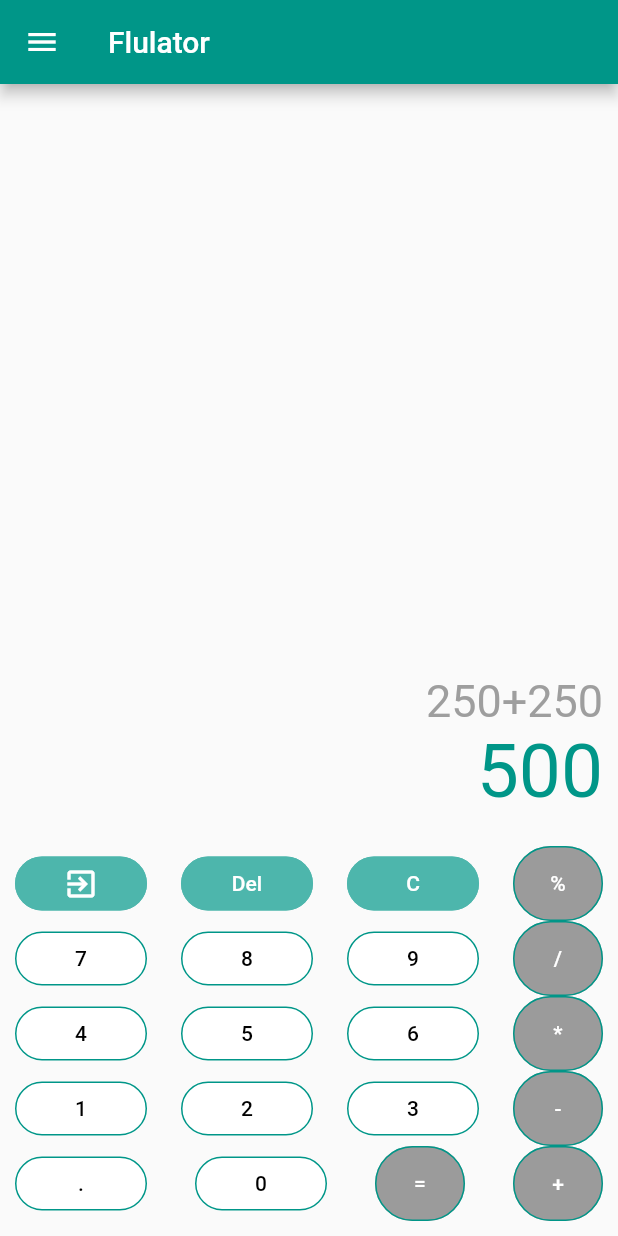
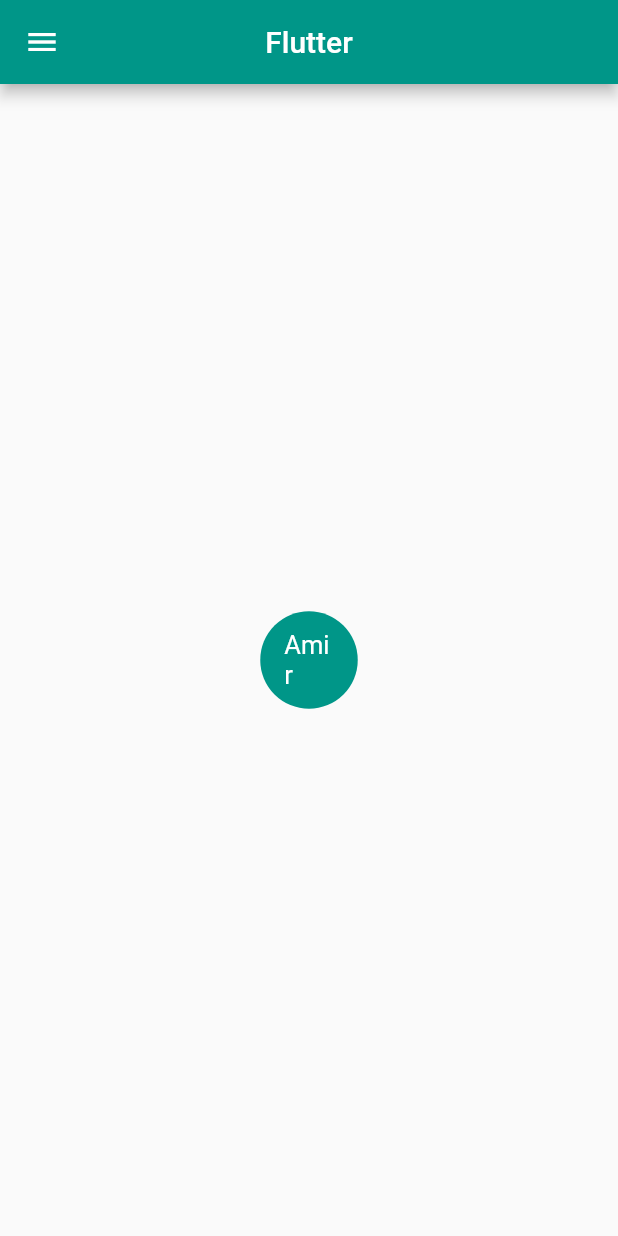
Before and after one commit to BlackIQ/flulator, a Flutter app: the screen it shows after launch, on a phone screen of 412 x 824 dp. Run offline on Flutter 3.47's test engine with Material 2 defaults, Android fonts, the phone set to English and light mode, and no system bars; our stand-ins replace google_fonts; Roboto replaces fonts that are missing (Boogaloo).

Commit message:
Updating main ui

```diff
--- a/lib/app/flulator.dart
+++ b/lib/app/flulator.dart
@@ -1,94 +1,26 @@
-import 'package:calculator/app/buttons/numbers.dart';
-import 'package:calculator/app/buttons/operators.dart';
-import 'package:calculator/app/buttons/status.dart';
+import 'package:calculator/app/buttons/buttons.dart';
 import 'package:calculator/app/drawer/drawer.dart';
-import 'package:calculator/app/texts/all.dart';
-import 'package:calculator/app/texts/current.dart';
 import 'package:flutter/material.dart';
+import 'package:google_fonts/google_fonts.dart';
 
-import 'buttons/exit.dart';
-
-class Flulator extends StatefulWidget {
-  _FlulatorState createState() => _FlulatorState();
-}
-
-class _FlulatorState extends State<Flulator> {
-
-  String current = '250+250';
-  int all = 500;
-
+class Flulator extends StatelessWidget {
   @override
   Widget build(BuildContext context) {
     return Scaffold(
       drawer: FluDrawer(),
       appBar: AppBar(
         title: Text(
-          'Flulator',
-          style: TextStyle(
-            color: Colors.white,
-          ),
+          'Flutter',
+          style: GoogleFonts.boogaloo(),
         ),
+        centerTitle: true,
       ),
-      body: _build(),
-    );
-  }
-
-  Widget _build() {
-    return Padding(
-      padding: EdgeInsets.all(10.0),
-      child: Column(
-        mainAxisAlignment: MainAxisAlignment.end,
-        crossAxisAlignment: CrossAxisAlignment.end,
-        children: <Widget>[
-          CurrentStatus(number: current),
-          AllStatus(number: all),
-          SizedBox(height: 20.0),
-          Row(
-            mainAxisAlignment: MainAxisAlignment.spaceBetween,
-            children: [
-              ExitButton(),
-              StatusButons(option: 'Del'),
-              StatusButons(option: 'C'),
-              OperatorButton(operator: '%'),
-            ],
-          ),
-          Row(
-            mainAxisAlignment: MainAxisAlignment.spaceBetween,
-            children: [
-              NumericButtons(number: '7'),
-              NumericButtons(number: '8'),
-              NumericButtons(number: '9'),
-              OperatorButton(operator: '/')
-            ],
-          ),
-          Row(
-            mainAxisAlignment: MainAxisAlignment.spaceBetween,
-            children: [
-              NumericButtons(number: '4'),
-              NumericButtons(number: '5'),
-              NumericButtons(number: '6'),
-              OperatorButton(operator: '*')
-            ],
-          ),
-          Row(
-            mainAxisAlignment: MainAxisAlignment.spaceBetween,
-            children: [
-              NumericButtons(number: '1'),
-              NumericButtons(number: '2'),
-              NumericButtons(number: '3'),
-              OperatorButton(operator: '-')
-            ],
-          ),
-          Row(
-            mainAxisAlignment: MainAxisAlignment.spaceBetween,
-            children: [
-              NumericButtons(number: '.'),
-              NumericButtons(number: '0'),
-              OperatorButton(operator: '='),
-              OperatorButton(operator: '+')
-            ],
-          ),
-        ],
+      body: Center(
+        child: FluButton(
+          text: 'Amir',
+          fillColor: Colors.teal,
+          textColor: Colors.white,
+        ),
       ),
     );
   }
```
